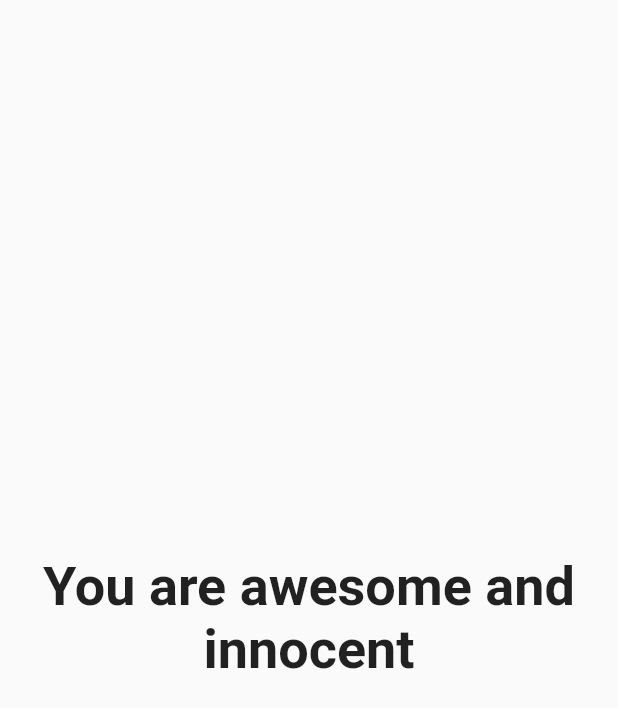
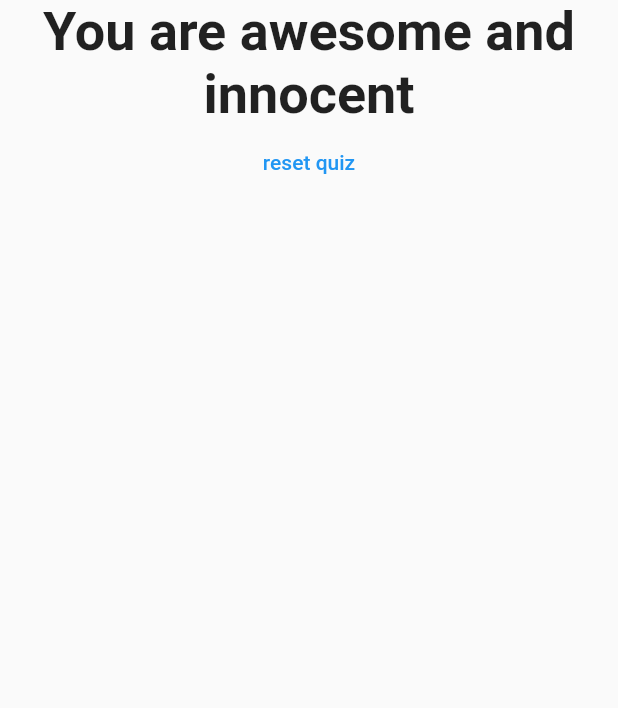
Before and after one commit to princenyamadi/quiz_app_flutter, a Flutter app: the Result widget shown alone on an empty page, opened directly with empty values, on a phone screen of 412 x 824 dp. Shown: the top 708 px of the screen. Run offline on Flutter 3.47's test engine with Material 2 defaults, Android fonts, the phone set to English and light mode, and no system bars.

Commit message:
[feat]: Resetting quiz

```diff
--- a/lib/result.dart
+++ b/lib/result.dart
@@ -2,6 +2,7 @@ import 'package:flutter/material.dart';
 
 class Result extends StatelessWidget {
   final int resultScore;
+  final Function resetQuiz;
 
   String get resultPhrase {
     var resultText = 'You did it!';
@@ -17,14 +18,23 @@ class Result extends StatelessWidget {
     return resultText;
   }
 
-  Result(this.resultScore);
+  Result(this.resultScore, this.resetQuiz);
   @override
   Widget build(BuildContext context) {
     return Center(
-      child: Text(
-        resultPhrase,
-        style: TextStyle(fontSize: 36, fontWeight: FontWeight.bold),
-        textAlign: TextAlign.center,
+      child: Column(
+        children: [
+          Text(
+            resultPhrase,
+            style: TextStyle(fontSize: 36, fontWeight: FontWeight.bold),
+            textAlign: TextAlign.center,
+          ),
+          FlatButton(
+            onPressed: resetQuiz,
+            child: Text('reset quiz'),
+            textColor: Colors.blue,
+          ),
+        ],
       ),
     );
   }
```
Also changed, not shown: lib/main.dart (+9 -1 lines).
